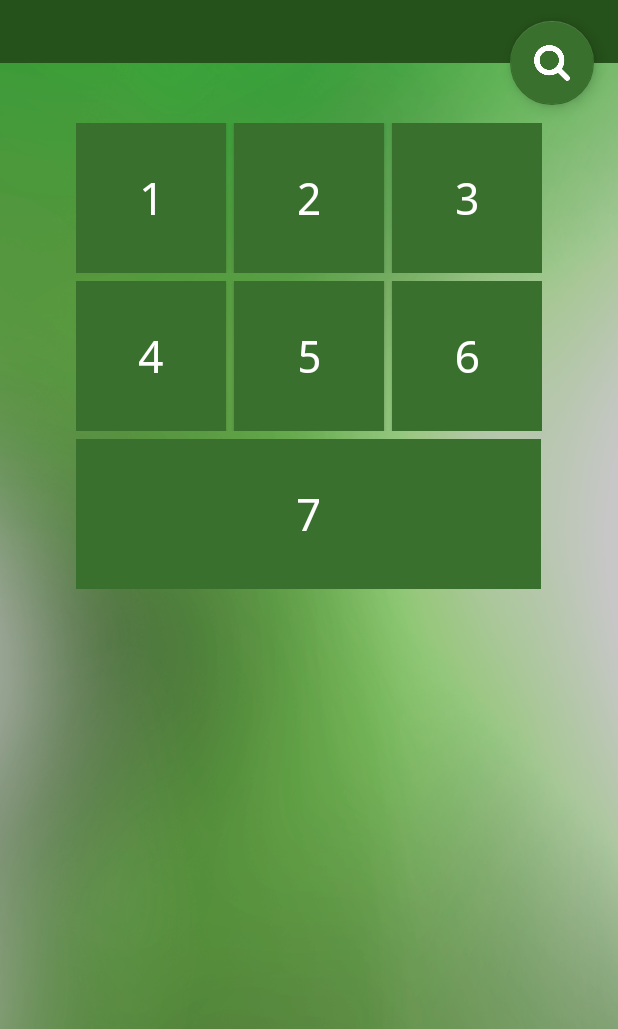
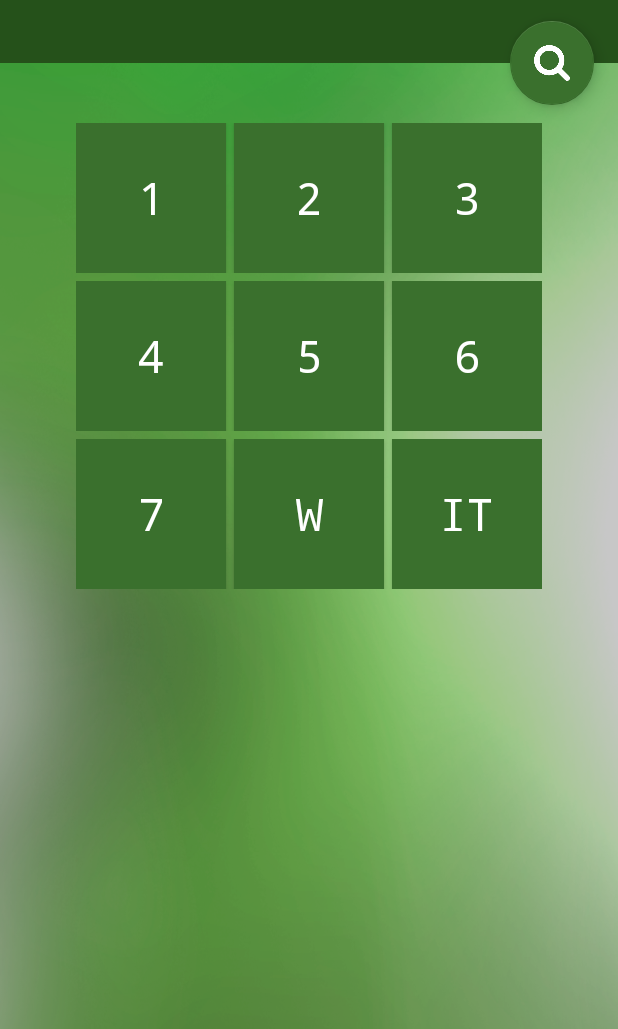
Before and after one commit to frickD/winki, an Android app: the screen it shows after launch (Main_Activity), on a phone screen of 412 x 824 dp, the part 207-1236 px from its top. Run offline under Robolectric (Android 15) with nearby library versions, the phone set to English and light mode, and no system bars.

Commit message:
Add Functionality of Buttons (Semester-Button)

```diff
--- a/app/src/main/java/hochschule/winki/Subjects.java
+++ b/app/src/main/java/hochschule/winki/Subjects.java
@@ -6,7 +6,7 @@ package hochschule.winki;
 
 public class Subjects {
     public static String[] firstSemester = {"Wirtschaftsmathematik 1", "BWL - Grundlagen", "Wirtschaftsinformatik 1", "Softwareentwicklung 1", "Buchführung"};
-    public static final String[] secondSemester = {"Wirtschaftsprivatrecht 1", "Volkswirtschaft", "Statistik und Operations Research", "Wirtschaftsmathematik 2", "Wirtschaftsinformatik 2", "Softwarentwicklung 2";
+    public static final String[] secondSemester = {"Wirtschaftsprivatrecht 1", "Volkswirtschaft", "Statistik und Operations Research", "Wirtschaftsmathematik 2", "Wirtschaftsinformatik 2", "Softwarentwicklung 2"};
     public static final String[] thirdSemester = {"Personal und Organisation", "Datenbanksysteme", "Datenkommunikation", "Softwareengineering 1", "Informationssysteme 1"};
     public static final String[] fourthSemester = {"Bilanzierung und Steuern", "Informationssysteme 2", "Softwareengineering 2"};
     //mal schauen ob wir das fünfte und siebte Semester überhaupt brauchen, sollten wir eher rauslassen
--- a/app/src/main/res/layout/content_main_.xml
+++ b/app/src/main/res/layout/content_main_.xml
@@ -34,6 +34,7 @@
                android:textColor="@android:color/background_light"
                android:fontFamily="monospace" />
            <Button
+               android:onClick="onSecondSemester"
                android:layout_marginLeft="5dp"
                android:layout_marginRight="5dp"
                android:layout_width="100dp"
@@ -44,6 +45,7 @@
                android:textColor="@android:color/background_light"
                android:fontFamily="monospace" />
            <Button
+               android:onClick="onThirdSemester"
                android:background="@color/colorAccent"
                android:text="3"
                android:layout_width="100dp"
@@ -62,6 +64,7 @@
             android:layout_height="wrap_content">
 
             <Button
+                android:onClick="onFourthSemester"
                 android:background="@color/colorAccent"
                 android:layout_width="100dp"
                 android:text="4"
@@ -70,6 +73,7 @@
                 android:textColor="@android:color/background_light"
                 android:fontFamily="monospace" />
             <Button
+                android:onClick="onFifthSemester"
                 android:layout_width="100dp"
                 android:layout_marginLeft="5dp"
                 android:layout_marginRight="5dp"
@@ -80,6 +84,7 @@
                 android:textColor="@android:color/background_light"
                 android:fontFamily="monospace" />
             <Button
+                android:onClick="onSixthSemester"
                 android:text="6"
                 android:background="@color/colorAccent"
                 android:layout_width="100dp"
@@ -97,9 +102,32 @@
             android:layout_height="wrap_content">
 
             <Button
+                android:onClick="onSeventhSemester"
                 android:background="@color/colorAccent"
                 android:text="7"
-                android:layout_width="310dp"
+                android:layout_width="100dp"
+                android:layout_height="100dp"
+                android:textSize="30sp"
+                android:textColor="@android:color/background_light"
+                android:fontFamily="monospace" />
+
+            <Button
+                android:onClick="onWirtschaftSemester"
+                android:background="@color/colorAccent"
+                android:text="W"
+                android:layout_width="100dp"
+                android:layout_height="100dp"
+                android:layout_marginLeft="5dp"
+                android:layout_marginRight="5dp"
+                android:textSize="30sp"
+                android:textColor="@android:color/background_light"
+                android:fontFamily="monospace" />
+
+            <Button
+                android:onClick="onITSemester"
+                android:background="@color/colorAccent"
+                android:text="IT"
+                android:layout_width="100dp"
                 android:layout_height="100dp"
                 android:textSize="30sp"
                 android:textColor="@android:color/background_light"
```
Also changed, not shown: app/src/main/java/hochschule/winki/Main_Activity.java (+56 -0 lines).
